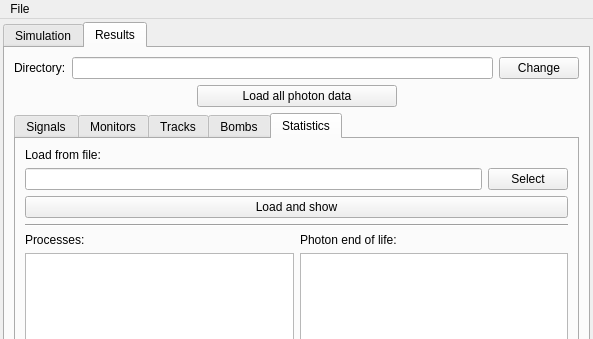
Qt form ants3bundle/src/ants3/gui/photsim/a3photsimwin.ui (andrmor/ANTS3bundle) before a commit; both pictures show x 0 to 593 and y 0 to 339 of the 593 by 655 pixel window.
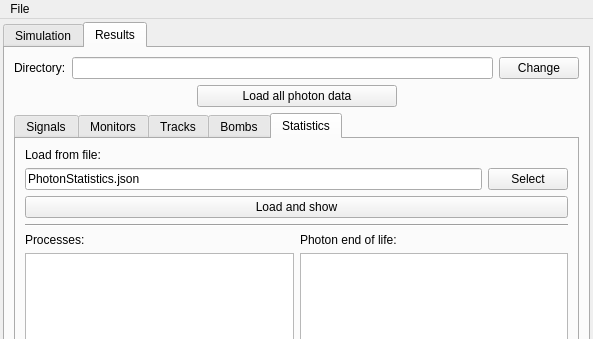
The same form after that commit. The open tabs and pages were chosen to show the change.

Diff of the .ui file:
```diff
--- a/ants3bundle/src/ants3/gui/photsim/a3photsimwin.ui
+++ b/ants3bundle/src/ants3/gui/photsim/a3photsimwin.ui
@@ -4293,7 +4293,11 @@
             <item>
              <layout class="QHBoxLayout" name="horizontalLayout_9">
               <item>
-               <widget class="QLineEdit" name="leStatisticsFile"/>
+               <widget class="QLineEdit" name="leStatisticsFile">
+                <property name="text">
+                 <string>PhotonStatistics.json</string>
+                </property>
+               </widget>
               </item>
               <item>
                <widget class="QPushButton" name="pbSelectStatisticsFile">
```
Left out of the diff: 16 changed lines with no effect on the pictures.
